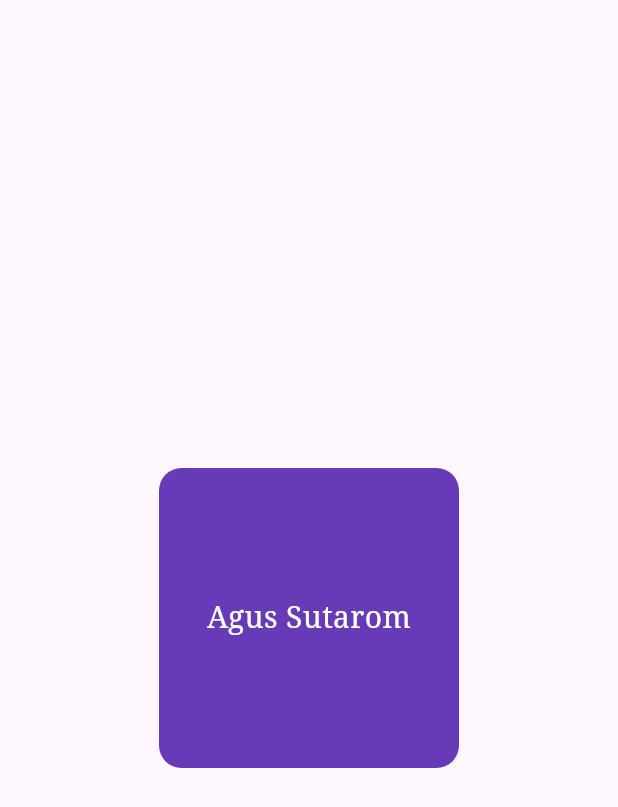
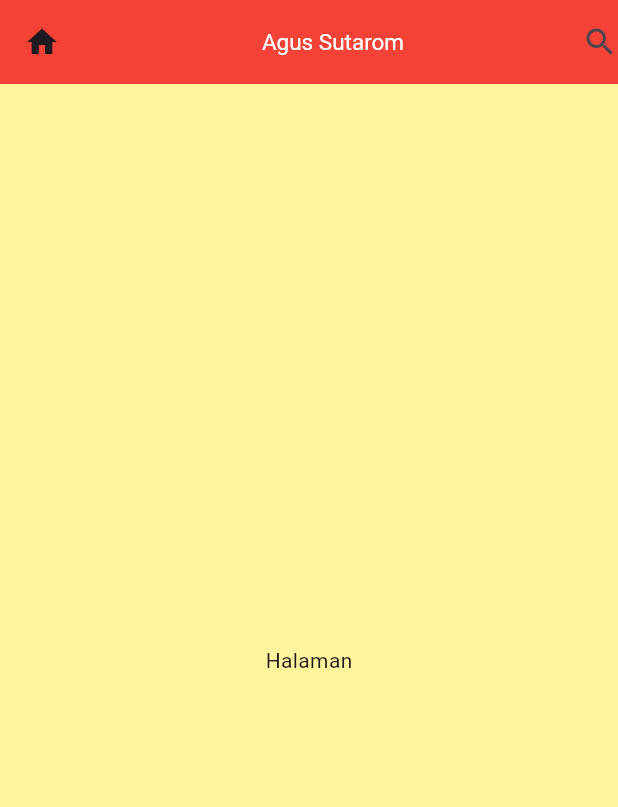
Before and after one commit to taroom/learn-flutter, a Flutter app: the screen it shows after launch, on a phone screen of 412 x 824 dp. Shown: the top 807 px of the screen. Run offline on Flutter 3.47's test engine with Material 3 defaults, Android fonts, the phone set to English and light mode, and no system bars.

Commit message:
[ROM] refactor: switch main app entry point to Halaman1 and style experiment

```diff
--- a/lib/main.dart
+++ b/lib/main.dart
@@ -1,7 +1,8 @@
 import 'package:flutter/material.dart';
 
 void main() {
-  runApp(const MainApp());
+  runApp(const Halaman1());
+  // runApp(const MainApp());
 }
 
 class MainApp extends StatelessWidget {
@@ -31,3 +32,31 @@ class MainApp extends StatelessWidget {
     );
   }
 }
+
+class Halaman1 extends StatelessWidget {
+  const Halaman1({super.key});
+
+  @override
+  Widget build(BuildContext context) {
+    return MaterialApp(
+      title: 'Agus Sutarom App',
+      home: Scaffold(
+        backgroundColor: Colors.yellow[200],
+        appBar: AppBar(
+          leading: Icon(Icons.home),
+          title: Center(
+            child: Text(
+              'Agus Sutarom',
+              style: TextStyle(color: Colors.white, fontSize: 15),
+            ),
+          ),
+          backgroundColor: Colors.red,
+          actions: <Widget>[Icon(Icons.search)],
+        ),
+        body: Center(
+          child: Text('Halaman'),
+        ),
+      ),
+    );
+  }
+}
```
